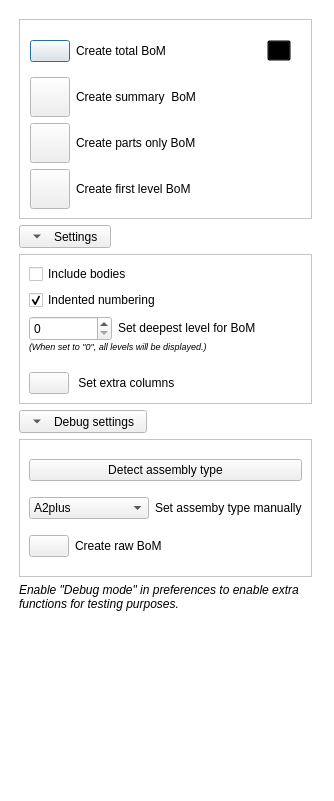
This is Resources/UI/BoM_Panel.ui in APEbbers/BillOfMaterials-WB as Qt 5 draws it before an edit. The edited form follows.
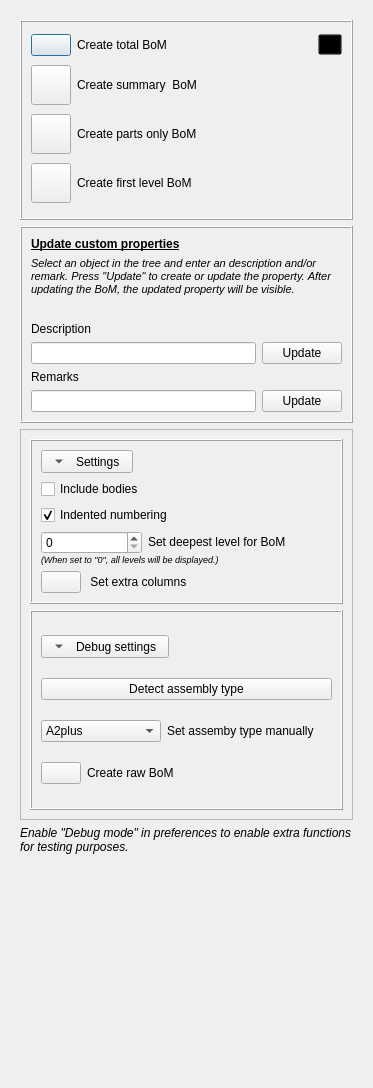
This is the edited form. Icons and pictures are not drawn.

Commit message: Start with implment update functions for remarks and description

Diff of the .ui file:
```diff
--- a/Resources/UI/BoM_Panel.ui
+++ b/Resources/UI/BoM_Panel.ui
@@ -6,8 +6,8 @@
    <rect>
     <x>0</x>
     <y>0</y>
-    <width>334</width>
-    <height>801</height>
+    <width>373</width>
+    <height>1088</height>
    </rect>
   </property>
   <property name="sizePolicy">
@@ -22,70 +22,6 @@
     <height>650</height>
    </size>
   </property>
-  <property name="palette">
-   <palette>
-    <active>
-     <colorrole role="Base">
-      <brush brushstyle="SolidPattern">
-       <color alpha="255">
-        <red>255</red>
-        <green>255</green>
-        <blue>255</blue>
-       </color>
-      </brush>
-     </colorrole>
-     <colorrole role="Window">
-      <brush brushstyle="SolidPattern">
-       <color alpha="255">
-        <red>255</red>
-        <green>255</green>
-        <blue>255</blue>
-       </color>
-      </brush>
-     </colorrole>
-    </active>
-    <inactive>
-     <colorrole role="Base">
-      <brush brushstyle="SolidPattern">
-       <color alpha="255">
-        <red>255</red>
-        <green>255</green>
-        <blue>255</blue>
-       </color>
-      </brush>
-     </colorrole>
-     <colorrole role="Window">
-      <brush brushstyle="SolidPattern">
-       <color alpha="255">
-        <red>255</red>
-        <green>255</green>
-        <blue>255</blue>
-       </color>
-      </brush>
-     </colorrole>
-    </inactive>
-    <disabled>
-     <colorrole role="Base">
-      <brush brushstyle="SolidPattern">
-       <color alpha="255">
-        <red>255</red>
-        <green>255</green>
-        <blue>255</blue>
-       </color>
-      </brush>
-     </colorrole>
-     <colorrole role="Window">
-      <brush brushstyle="SolidPattern">
-       <color alpha="255">
-        <red>255</red>
-        <green>255</green>
-        <blue>255</blue>
-       </color>
-      </brush>
-     </colorrole>
-    </disabled>
-   </palette>
-  </property>
   <property name="windowTitle">
    <string>Bill of Materials</string>
   </property>
@@ -95,15 +31,9 @@
   <property name="modal">
    <bool>true</bool>
   </property>
+  <layout class="QGridLayout" name="gridLayout_6">
+   <item row="0" column="0">
   <widget class="QFrame" name="MainFrame">
-   <property name="geometry">
-    <rect>
-     <x>10</x>
-     <y>10</y>
-     <width>297</width>
-     <height>843</height>
-    </rect>
-   </property>
    <layout class="QVBoxLayout" name="verticalLayout">
     <property name="sizeConstraint">
      <enum>QLayout::SetMinimumSize</enum>
@@ -126,20 +56,13 @@
        <bool>false</bool>
       </property>
       <property name="frameShape">
-       <enum>QFrame::StyledPanel</enum>
+         <enum>QFrame::Shape::Box</enum>
       </property>
       <property name="frameShadow">
-       <enum>QFrame::Sunken</enum>
-      </property>
-      <widget class="QWidget" name="layoutWidget">
-       <property name="geometry">
-        <rect>
-         <x>11</x>
-         <y>11</y>
-         <width>261</width>
-         <height>42</height>
-        </rect>
-       </property>
+         <enum>QFrame::Shadow::Raised</enum>
+        </property>
+        <layout class="QGridLayout" name="gridLayout_14">
+         <item row="0" column="0">
        <layout class="QGridLayout" name="gridLayout_2">
         <item row="0" column="2">
          <spacer name="horizontalSpacer_2">
@@ -204,16 +127,8 @@
          </widget>
         </item>
        </layout>
-      </widget>
-      <widget class="QWidget" name="layoutWidget">
-       <property name="geometry">
-        <rect>
-         <x>11</x>
-         <y>57</y>
-         <width>261</width>
-         <height>42</height>
-        </rect>
-       </property>
+         </item>
+         <item row="1" column="0">
        <layout class="QGridLayout" name="gridLayout_4">
         <item row="0" column="0">
          <widget class="QPushButton" name="CreateSummary">
@@ -252,16 +167,8 @@
          </widget>
         </item>
        </layout>
-      </widget>
-      <widget class="QWidget" name="layoutWidget">
-       <property name="geometry">
-        <rect>
-         <x>11</x>
-         <y>103</y>
-         <width>261</width>
-         <height>42</height>
-        </rect>
-       </property>
+         </item>
+         <item row="2" column="0">
        <layout class="QGridLayout" name="gridLayout_7">
         <item row="0" column="0">
          <widget class="QPushButton" name="CreatePartsOnly">
@@ -300,16 +207,8 @@
          </widget>
         </item>
        </layout>
-      </widget>
-      <widget class="QWidget" name="layoutWidget">
-       <property name="geometry">
-        <rect>
-         <x>11</x>
-         <y>149</y>
-         <width>261</width>
-         <height>42</height>
-        </rect>
-       </property>
+         </item>
+         <item row="3" column="0">
        <layout class="QGridLayout" name="gridLayout_8">
         <item row="0" column="0">
          <widget class="QPushButton" name="CreateFirstLevel">
@@ -348,41 +247,122 @@
          </widget>
         </item>
        </layout>
-      </widget>
-     </widget>
+         </item>
+        </layout>
+       </widget>
     </item>
     <item>
-     <widget class="QToolButton" name="toolButton_Settings">
-      <property name="text">
-       <string>Settings</string>
-      </property>
-      <property name="iconSize">
+       <widget class="QFrame" name="frame">
+        <property name="minimumSize">
        <size>
-        <width>30</width>
-        <height>16</height>
-       </size>
-      </property>
-      <property name="checkable">
-       <bool>false</bool>
-      </property>
-      <property name="checked">
-       <bool>false</bool>
-      </property>
-      <property name="popupMode">
-       <enum>QToolButton::DelayedPopup</enum>
-      </property>
-      <property name="toolButtonStyle">
-       <enum>Qt::ToolButtonTextBesideIcon</enum>
-      </property>
-      <property name="autoRaise">
-       <bool>false</bool>
-      </property>
-      <property name="arrowType">
-       <enum>Qt::DownArrow</enum>
+          <width>0</width>
+          <height>150</height>
+         </size>
+        </property>
+        <property name="frameShape">
+         <enum>QFrame::Shape::Box</enum>
+        </property>
+        <property name="frameShadow">
+         <enum>QFrame::Shadow::Raised</enum>
+        </property>
+        <layout class="QGridLayout" name="gridLayout_13">
+         <item row="2" column="0">
+          <layout class="QGridLayout" name="gridLayout_12">
+           <item row="0" column="0">
+            <widget class="QLineEdit" name="lineEdit_2"/>
+           </item>
+           <item row="0" column="1">
+            <widget class="QPushButton" name="UpdateRemarks">
+             <property name="text">
+              <string>Update</string>
+             </property>
+            </widget>
+           </item>
+          </layout>
+         </item>
+         <item row="0" column="0">
+          <layout class="QGridLayout" name="gridLayout_11">
+           <item row="0" column="0" colspan="2">
+            <widget class="QLabel" name="label_10">
+             <property name="text">
+              <string>&lt;html&gt;&lt;head/&gt;&lt;body&gt;&lt;p&gt;&lt;span style=&quot; font-weight:700; text-decoration: underline;&quot;&gt;Update custom properties&lt;/span&gt;&lt;/p&gt;&lt;/body&gt;&lt;/html&gt;</string>
+             </property>
+            </widget>
+           </item>
+           <item row="4" column="1">
+            <widget class="QPushButton" name="UpdateDescription">
+             <property name="text">
+              <string>Update</string>
+             </property>
+            </widget>
+           </item>
+           <item row="4" column="0">
+            <widget class="QLineEdit" name="lineEdit"/>
+           </item>
+           <item row="3" column="0" colspan="2">
+            <widget class="QLabel" name="label_8">
+             <property name="text">
+              <string>Description</string>
       </property>
      </widget>
     </item>
+           <item row="1" column="0" colspan="2">
+            <widget class="QLabel" name="label_13">
+             <property name="font">
+              <font>
+               <pointsize>8</pointsize>
+               <italic>true</italic>
+              </font>
+             </property>
+             <property name="text">
+              <string>&lt;html&gt;&lt;head/&gt;&lt;body&gt;&lt;p&gt;&lt;span style=&quot; font-style:italic;&quot;&gt;Select an object in the tree and enter an description and/or remark. Press &amp;quot;Update&amp;quot; to create or update the property. &lt;/span&gt;After updating the BoM, the updated property will be visible. &lt;/p&gt;&lt;/body&gt;&lt;/html&gt;</string>
+             </property>
+             <property name="wordWrap">
+              <bool>true</bool>
+             </property>
+            </widget>
+           </item>
+           <item row="2" column="0">
+            <spacer name="horizontalSpacer_3">
+             <property name="orientation">
+              <enum>Qt::Orientation::Horizontal</enum>
+             </property>
+             <property name="sizeHint" stdset="0">
+              <size>
+               <width>40</width>
+               <height>20</height>
+              </size>
+             </property>
+            </spacer>
+           </item>
+          </layout>
+         </item>
+         <item row="1" column="0">
+          <widget class="QLabel" name="label_9">
+           <property name="text">
+            <string>Remarks</string>
+           </property>
+          </widget>
+         </item>
+        </layout>
+       </widget>
+      </item>
     <item>
+       <widget class="QFrame" name="frame_3">
+        <property name="minimumSize">
+         <size>
+          <width>0</width>
+          <height>200</height>
+         </size>
+        </property>
+        <property name="frameShape">
+         <enum>QFrame::Shape::StyledPanel</enum>
+        </property>
+        <property name="frameShadow">
+         <enum>QFrame::Shadow::Raised</enum>
+        </property>
+        <layout class="QGridLayout" name="gridLayout_15">
+         <item row="1" column="0">
      <widget class="QFrame" name="SettingsFrame">
       <property name="sizePolicy">
        <sizepolicy hsizetype="Preferred" vsizetype="Fixed">
@@ -400,10 +380,13 @@
        <bool>false</bool>
       </property>
       <property name="frameShape">
-       <enum>QFrame::StyledPanel</enum>
+            <enum>QFrame::Shape::Box</enum>
+           </property>
+           <property name="frameShadow">
+            <enum>QFrame::Shadow::Raised</enum>
       </property>
       <layout class="QGridLayout" name="gridLayout_10">
-       <item row="2" column="0">
+            <item row="3" column="0">
         <layout class="QGridLayout" name="gridLayout">
          <property name="verticalSpacing">
           <number>0</number>
@@ -507,7 +490,7 @@
          </item>
         </layout>
        </item>
-       <item row="1" column="0">
+            <item row="2" column="0">
         <widget class="QCheckBox" name="IndentedNumbering">
          <property name="text">
           <string>Indented numbering</string>
@@ -517,14 +500,7 @@
          </property>
         </widget>
        </item>
-       <item row="0" column="0">
-        <widget class="QCheckBox" name="IncludeBodies">
-         <property name="text">
-          <string>Include bodies</string>
-         </property>
-        </widget>
-       </item>
-       <item row="3" column="0">
+            <item row="4" column="0">
         <layout class="QGridLayout" name="gridLayout_3">
          <item row="0" column="1">
           <widget class="QLabel" name="label_3">
@@ -558,10 +534,63 @@
          </item>
         </layout>
        </item>
+            <item row="1" column="0">
+             <widget class="QCheckBox" name="IncludeBodies">
+              <property name="text">
+               <string>Include bodies</string>
+              </property>
+             </widget>
+            </item>
+            <item row="0" column="0">
+             <widget class="QToolButton" name="toolButton_Settings">
+              <property name="text">
+               <string>Settings</string>
+              </property>
+              <property name="iconSize">
+               <size>
+                <width>30</width>
+                <height>16</height>
+               </size>
+              </property>
+              <property name="checkable">
+               <bool>false</bool>
+              </property>
+              <property name="checked">
+               <bool>false</bool>
+              </property>
+              <property name="popupMode">
+               <enum>QToolButton::ToolButtonPopupMode::DelayedPopup</enum>
+              </property>
+              <property name="toolButtonStyle">
+               <enum>Qt::ToolButtonStyle::ToolButtonTextBesideIcon</enum>
+              </property>
+              <property name="autoRaise">
+               <bool>false</bool>
+              </property>
+              <property name="arrowType">
+               <enum>Qt::ArrowType::DownArrow</enum>
+              </property>
+             </widget>
+            </item>
       </layout>
      </widget>
     </item>
-    <item>
+         <item row="2" column="0">
+          <widget class="QFrame" name="frame_4">
+           <property name="minimumSize">
+            <size>
+             <width>0</width>
+             <height>200</height>
+            </size>
+           </property>
+           <property name="frameShape">
+            <enum>QFrame::Shape::Box</enum>
+           </property>
+           <property name="frameShadow">
+            <enum>QFrame::Shadow::Raised</enum>
+           </property>
+           <layout class="QGridLayout" name="gridLayout_16">
+            <item row="0" column="0">
      <widget class="QToolButton" name="toolButton_Debug">
       <property name="focusPolicy">
        <enum>Qt::TabFocus</enum>
@@ -601,28 +630,7 @@
       </property>
      </widget>
     </item>
-    <item>
-     <widget class="QFrame" name="DebugFrame">
-      <property name="sizePolicy">
-       <sizepolicy hsizetype="Preferred" vsizetype="Fixed">
-        <horstretch>0</horstretch>
-        <verstretch>0</verstretch>
-       </sizepolicy>
-      </property>
-      <property name="minimumSize">
-       <size>
-        <width>0</width>
-        <height>138</height>
-       </size>
-      </property>
-      <property name="frameShape">
-       <enum>QFrame::StyledPanel</enum>
-      </property>
-      <property name="frameShadow">
-       <enum>QFrame::Sunken</enum>
-      </property>
-      <layout class="QGridLayout" name="gridLayout_6">
-       <item row="0" column="0">
+            <item row="1" column="0">
         <widget class="QPushButton" name="DetectAssemblyType">
          <property name="sizePolicy">
           <sizepolicy hsizetype="Minimum" vsizetype="Fixed">
@@ -635,7 +643,7 @@
          </property>
         </widget>
        </item>
-       <item row="1" column="0">
+            <item row="2" column="0">
         <layout class="QGridLayout" name="gridLayout_5">
          <item row="0" column="0">
           <widget class="QComboBox" name="AssemblyType">
@@ -755,7 +763,7 @@
          </item>
         </layout>
        </item>
-       <item row="2" column="0">
+            <item row="3" column="0">
         <layout class="QGridLayout" name="gridLayout_9">
          <item row="0" column="0">
           <widget class="QPushButton" name="CreateRaw">
@@ -795,6 +803,9 @@
       </layout>
      </widget>
     </item>
+        </layout>
+       </widget>
+      </item>
     <item>
      <widget class="QLabel" name="DebugText">
       <property name="text">
@@ -820,6 +831,8 @@
     </item>
    </layout>
   </widget>
+   </item>
+  </layout>
  </widget>
  <tabstops>
   <tabstop>CreateTotal</tabstop>
```
Left out of the diff: 48 changed lines with no effect on the pictures. Lines whose indentation alone changed are shown as unchanged.
